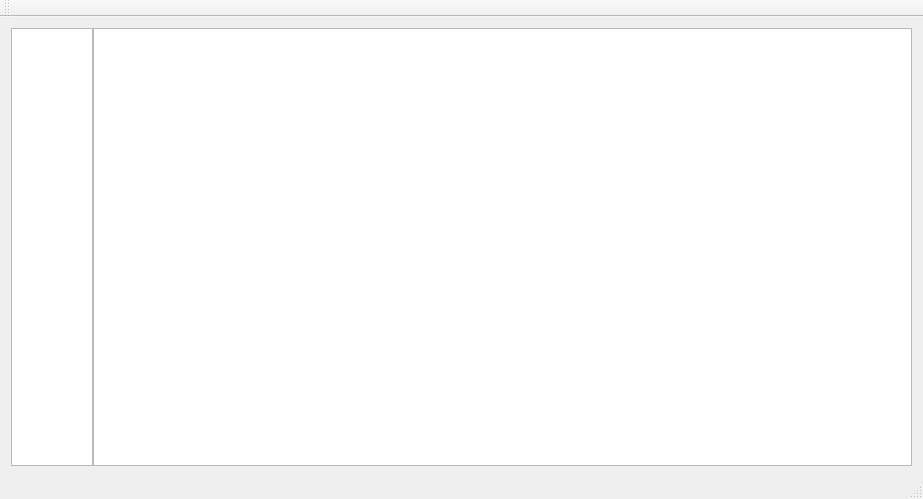
Qt form mainwindow.ui (slima4/TreeView) before a commit.
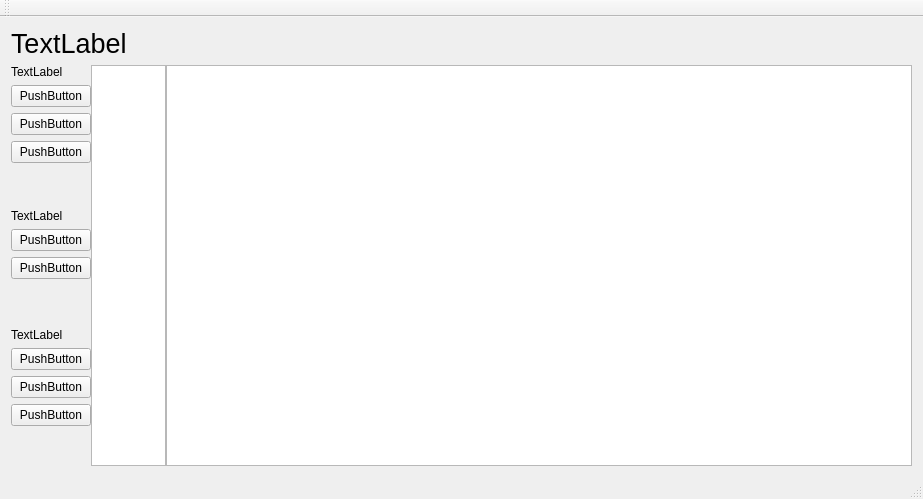
The same form after that commit.

```diff
--- a/mainwindow.ui
+++ b/mainwindow.ui
@@ -14,14 +14,14 @@
    <string>MainWindow</string>
   </property>
   <widget class="QWidget" name="centralWidget">
-   <layout class="QGridLayout" name="gridLayout" columnstretch="1,10">
+   <layout class="QGridLayout" name="gridLayout" columnstretch="1,1,10">
     <property name="horizontalSpacing">
      <number>0</number>
     </property>
-    <item row="0" column="1">
+    <item row="1" column="2">
      <widget class="QTreeView" name="treeView_2"/>
     </item>
-    <item row="0" column="0">
+    <item row="1" column="1">
      <widget class="QTreeView" name="treeView_1">
       <property name="frameShape">
        <enum>QFrame::StyledPanel</enum>
@@ -37,6 +37,154 @@
       </property>
      </widget>
     </item>
+    <item row="1" column="0">
+     <layout class="QVBoxLayout" name="verticalLayout">
+      <item>
+       <layout class="QVBoxLayout" name="verticalLayout_5">
+        <item>
+         <widget class="QLabel" name="label">
+          <property name="text">
+           <string>TextLabel</string>
+          </property>
+         </widget>
+        </item>
+        <item>
+         <widget class="QPushButton" name="pushButton_3">
+          <property name="text">
+           <string>PushButton</string>
+          </property>
+         </widget>
+        </item>
+        <item>
+         <widget class="QPushButton" name="pushButton_4">
+          <property name="text">
+           <string>PushButton</string>
+          </property>
+         </widget>
+        </item>
+        <item>
+         <widget class="QPushButton" name="pushButton_2">
+          <property name="text">
+           <string>PushButton</string>
+          </property>
+         </widget>
+        </item>
+        <item>
+         <spacer name="verticalSpacer">
+          <property name="orientation">
+           <enum>Qt::Vertical</enum>
+          </property>
+          <property name="sizeHint" stdset="0">
+           <size>
+            <width>20</width>
+            <height>40</height>
+           </size>
+          </property>
+         </spacer>
+        </item>
+       </layout>
+      </item>
+      <item>
+       <layout class="QVBoxLayout" name="verticalLayout_3">
+        <item>
+         <widget class="QLabel" name="label_2">
+          <property name="text">
+           <string>TextLabel</string>
+          </property>
+         </widget>
+        </item>
+        <item>
+         <widget class="QPushButton" name="pushButton_6">
+          <property name="text">
+           <string>PushButton</string>
+          </property>
+         </widget>
+        </item>
+        <item>
+         <widget class="QPushButton" name="pushButton_5">
+          <property name="text">
+           <string>PushButton</string>
+          </property>
+         </widget>
+        </item>
+        <item>
+         <spacer name="verticalSpacer_2">
+          <property name="orientation">
+           <enum>Qt::Vertical</enum>
+          </property>
+          <property name="sizeHint" stdset="0">
+           <size>
+            <width>20</width>
+            <height>40</height>
+           </size>
+          </property>
+         </spacer>
+        </item>
+       </layout>
+      </item>
+      <item>
+       <layout class="QVBoxLayout" name="verticalLayout_4">
+        <item>
+         <widget class="QLabel" name="label_3">
+          <property name="text">
+           <string>TextLabel</string>
+          </property>
+         </widget>
+        </item>
+        <item>
+         <widget class="QPushButton" name="pushButton_8">
+          <property name="text">
+           <string>PushButton</string>
+          </property>
+         </widget>
+        </item>
+        <item>
+         <widget class="QPushButton" name="pushButton_9">
+          <property name="text">
+           <string>PushButton</string>
+          </property>
+         </widget>
+        </item>
+        <item>
+         <widget class="QPushButton" name="pushButton_7">
+          <property name="text">
+           <string>PushButton</string>
+          </property>
+         </widget>
+        </item>
+        <item>
+         <spacer name="verticalSpacer_3">
+          <property name="orientation">
+           <enum>Qt::Vertical</enum>
+          </property>
+          <property name="sizeHint" stdset="0">
+           <size>
+            <width>20</width>
+            <height>40</height>
+           </size>
+          </property>
+         </spacer>
+        </item>
+       </layout>
+      </item>
+     </layout>
+    </item>
+    <item row="0" column="0" colspan="3">
+     <layout class="QVBoxLayout" name="verticalLayout_2">
+      <item>
+       <widget class="QLabel" name="label_4">
+        <property name="font">
+         <font>
+          <pointsize>20</pointsize>
+         </font>
+        </property>
+        <property name="text">
+         <string>TextLabel</string>
+        </property>
+       </widget>
+      </item>
+     </layout>
+    </item>
    </layout>
   </widget>
   <widget class="QMenuBar" name="menuBar">
```
